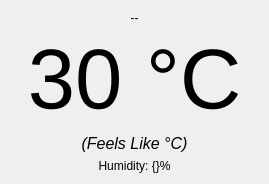
This is MeasureDisplay.ui in ronen25/rpiweatherd-qtclient as Qt 5 draws it before an edit. The edited form follows.
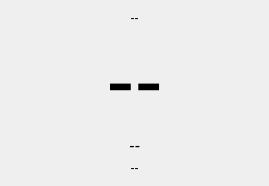
This is the edited form.

```diff
--- a/MeasureDisplay.ui
+++ b/MeasureDisplay.ui
@@ -7,7 +7,7 @@
     <x>0</x>
     <y>0</y>
     <width>269</width>
-    <height>184</height>
+    <height>186</height>
    </rect>
   </property>
   <property name="windowTitle">
@@ -35,7 +35,7 @@
       </font>
      </property>
      <property name="text">
-      <string>30 °C</string>
+      <string>--</string>
      </property>
      <property name="alignment">
       <set>Qt::AlignCenter</set>
@@ -51,7 +51,7 @@
       </font>
      </property>
      <property name="text">
-      <string>(Feels Like °C)</string>
+      <string>--</string>
      </property>
      <property name="alignment">
       <set>Qt::AlignCenter</set>
@@ -61,7 +61,7 @@
    <item>
     <widget class="QLabel" name="lblHumidity">
      <property name="text">
-      <string>Humidity: {}%</string>
+      <string>--</string>
      </property>
      <property name="alignment">
       <set>Qt::AlignCenter</set>
```
